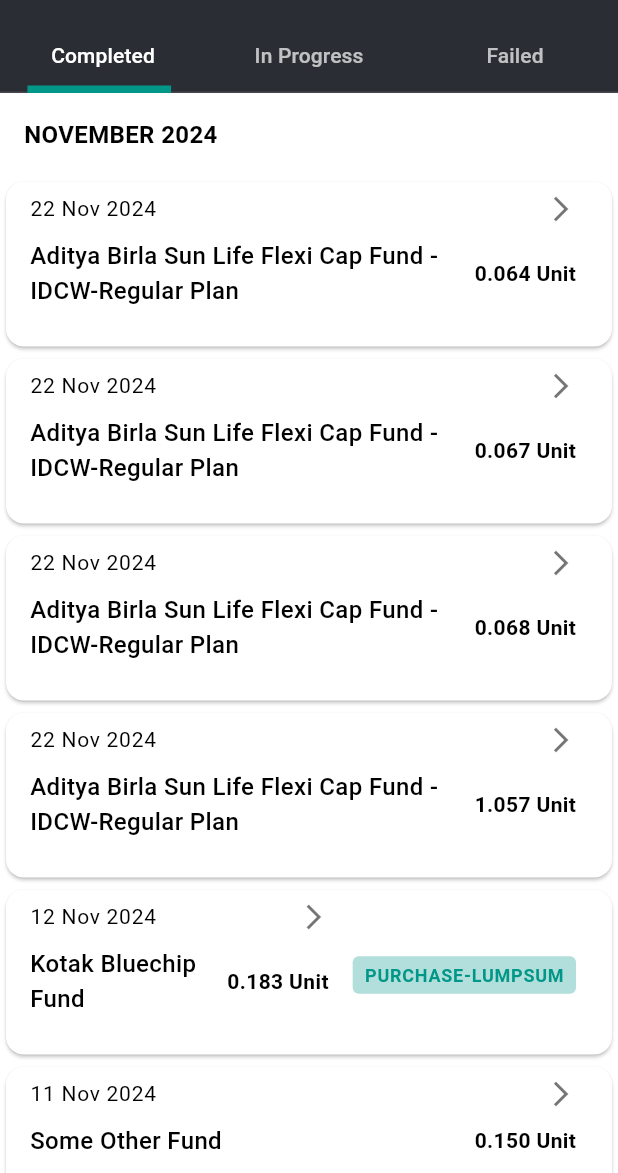
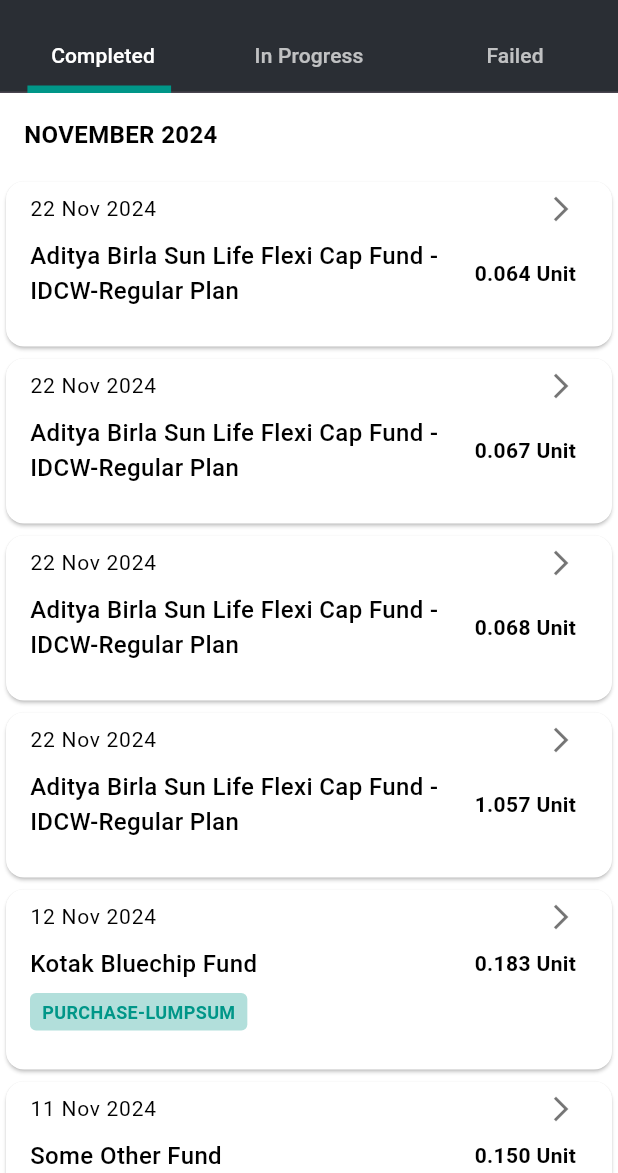
Before and after one commit to Paul-sharon/Funds-Genie, a Flutter app: the TransactionCompleted screen opened directly, on a phone screen of 412 x 824 dp, the part 63-1236 px from its top. Run offline on Flutter 3.47's test engine with Material 3 defaults, Android fonts, the phone set to English and light mode, and no system bars.

Commit message:
TransacttionCompleted Page done yeah!

```diff
--- a/lib/portfolio/TransactionCompleted.dart
+++ b/lib/portfolio/TransactionCompleted.dart
@@ -73,7 +73,6 @@
     );
   }
 }
-
 class CompletedTransactionsTab extends StatelessWidget {
   const CompletedTransactionsTab({Key? key}) : super(key: key);
 
@@ -191,13 +190,9 @@
                 ),
               ],
             ),
-            const SizedBox(height: 18),
-          ],
-
-        ),
-        trailing: tag != null
-            ? Container(
-          margin: const EdgeInsets.only(top: 4),
+            if (tag != null)
+              Container(
+                margin: const EdgeInsets.only(top: 8), // Space above the tag
                 padding: const EdgeInsets.symmetric(horizontal: 8, vertical: 4),
                 decoration: BoxDecoration(
                   color: Colors.teal.shade100,
@@ -211,7 +206,11 @@
                     fontWeight: FontWeight.bold,
                   ),
                 ),
-        ) : null,
+              ),
+            const SizedBox(height: 18), // Space below the tag
+          ],
+        ),
+        trailing: null, // No trailing logic as tag is moved to subtitle
       ),
     );
   }
```
Lines whose indentation alone changed are shown as unchanged.
